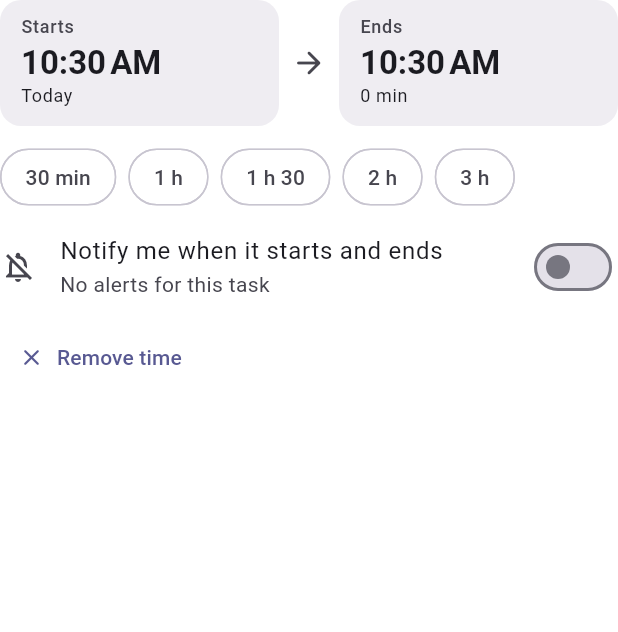
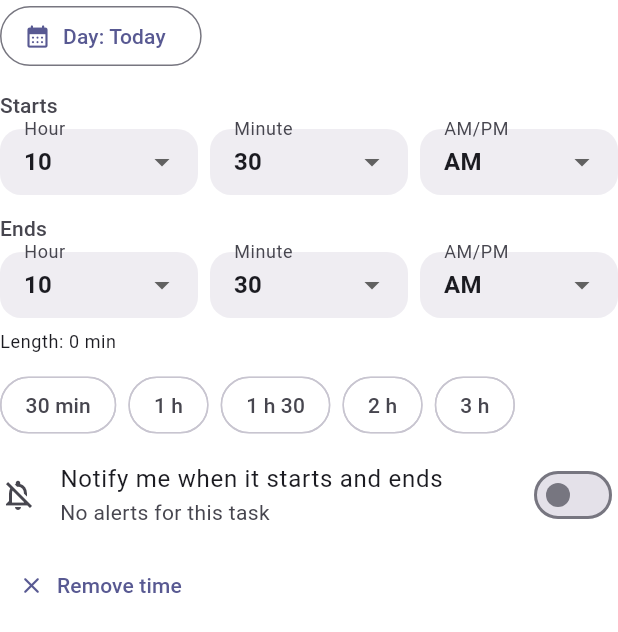
Before and after one commit to simrankaran/to-do-list-app, a Flutter app: the _TimeSlotEditor widget shown alone on an empty page, opened directly with empty values, on a phone screen of 412 x 824 dp. Shown: the top 632 px of the screen. Run offline on Flutter 3.47's test engine with Material 3 defaults, Android fonts, the phone set to English and light mode, and no system bars; our stand-ins replace file_picker, flutter_local_notifications, image_picker, material_ui, supabase_flutter, timezone; missing offline and left inert: home_widget; accounts and stored records are empty.

Commit message:
Choose task times with dropdowns instead of the clock dial
Start and end times each use Hour, Minute (5-minute steps) and AM/PM
dropdowns. 'Set start and end time' adds a one-hour slot directly, and
a Day button moves the slot to another date.

Co-Authored-By: Claude Fable 5.2 <noreply@anthropic.com>

```diff
--- a/lib/features/tasks/task_editor_page.dart
+++ b/lib/features/tasks/task_editor_page.dart
@@ -351,6 +351,7 @@ class _TaskEditorPageState extends State<TaskEditorPage> {
                 endsAt: _endsAt,
                 remind: _remind,
                 today: today,
+                defaultDay: _dueAt,
                 onChanged: (start, end) => setState(() {
                   _startsAt = start;
                   _endsAt = end;
@@ -516,12 +517,16 @@ class _TimeSlotEditor extends StatelessWidget {
     required this.today,
     required this.onChanged,
     required this.onRemindChanged,
+    this.defaultDay,
   });
 
   final DateTime? startsAt;
   final DateTime? endsAt;
   final bool remind;
   final DateTime today;
+
+  /// The task's due day, used for a new time slot.
+  final DateTime? defaultDay;
   final void Function(DateTime? start, DateTime? end) onChanged;
   final ValueChanged<bool> onRemindChanged;
 
@@ -539,54 +544,51 @@ class _TimeSlotEditor extends StatelessWidget {
     return m == 0 ? '$h h' : '$h h $m';
   }
 
-  Future<void> _pickStart(BuildContext context) async {
+  /// Starts a one-hour slot at the next full hour today, or at 9 AM on the
+  /// task's due day when that is another day.
+  void _addSlot() {
+    final day = defaultDay == null ? today : dateOnly(defaultDay!);
+    final now = DateTime.now();
+    final start = day == dateOnly(now)
+        ? DateTime(now.year, now.month, now.day, now.hour + 1)
+        : DateTime(day.year, day.month, day.day, 9);
+    onChanged(start, start.add(const Duration(hours: 1)));
+  }
+
+  /// Moves the slot to another day, keeping its times.
+  Future<void> _pickDay(BuildContext context) async {
+    final start = startsAt!;
     final date = await showDatePicker(
       context: context,
-      initialDate: startsAt ?? today,
+      initialDate: start,
       firstDate: DateTime(2000),
       lastDate: DateTime(2100),
     );
-    if (date == null || !context.mounted) return;
-    final nextHour = DateTime.now().add(const Duration(hours: 1));
-    final time = await showTimePicker(
-      context: context,
-      initialTime: startsAt != null
-          ? TimeOfDay.fromDateTime(startsAt!)
-          : TimeOfDay(hour: nextHour.hour, minute: 0),
-      helpText: 'Start time',
-    );
-    if (time == null) return;
-    final start = DateTime(
+    if (date == null) return;
+    final moved = DateTime(
       date.year,
       date.month,
       date.day,
-      time.hour,
-      time.minute,
+      start.hour,
+      start.minute,
     );
-    // Keep the current length when moving the start; default to one hour.
-    final length = startsAt != null && endsAt != null
+    onChanged(moved, moved.add(_length));
+  }
+
+  Duration get _length => startsAt != null && endsAt != null
       ? endsAt!.difference(startsAt!)
       : const Duration(hours: 1);
-    onChanged(start, start.add(length));
+
+  /// A new start time keeps the slot's length.
+  void _setStart(int hour, int minute) {
+    final s = startsAt!;
+    final start = DateTime(s.year, s.month, s.day, hour, minute);
+    onChanged(start, start.add(_length));
   }
 
-  Future<void> _pickEnd(BuildContext context) async {
+  void _setEnd(int hour, int minute) {
     final start = startsAt!;
-    final time = await showTimePicker(
-      context: context,
-      initialTime: TimeOfDay.fromDateTime(
-        endsAt ?? start.add(const Duration(hours: 1)),
-      ),
-      helpText: 'End time',
-    );
-    if (time == null) return;
-    var end = DateTime(
-      start.year,
-      start.month,
-      start.day,
-      time.hour,
-      time.minute,
-    );
+    var end = DateTime(start.year, start.month, start.day, hour, minute);
     // An end time at or before the start means it runs past midnight.
     if (!end.isAfter(start)) end = end.add(const Duration(days: 1));
     onChanged(start, end);
@@ -601,7 +603,7 @@ class _TimeSlotEditor extends StatelessWidget {
       return Align(
         alignment: Alignment.centerLeft,
         child: OutlinedButton.icon(
-          onPressed: () => _pickStart(context),
+          onPressed: _addSlot,
           icon: const Icon(Icons.schedule_rounded),
           label: const Text('Set start and end time'),
         ),
@@ -613,62 +615,32 @@ class _TimeSlotEditor extends StatelessWidget {
     final length = end.difference(start);
     final time = DateFormat.jm();
 
-    Widget box(String label, String main, String sub, VoidCallback onTap) =>
-        Expanded(
-          child: Material(
-            color: scheme.surfaceContainerHighest.withValues(alpha: 0.6),
-            borderRadius: BorderRadius.circular(14),
-            child: InkWell(
-              borderRadius: BorderRadius.circular(14),
-              onTap: onTap,
-              child: Padding(
-                padding: const EdgeInsets.fromLTRB(14, 10, 14, 12),
-                child: Column(
-                  crossAxisAlignment: CrossAxisAlignment.start,
-                  children: [
-                    Text(
-                      label,
-                      style: theme.textTheme.labelMedium?.copyWith(
+    final caption = theme.textTheme.labelLarge?.copyWith(
       color: scheme.onSurfaceVariant,
-                      ),
-                    ),
-                    const SizedBox(height: 2),
-                    Text(main, style: theme.textTheme.titleLarge),
-                    Text(sub, style: theme.textTheme.bodySmall),
-                  ],
-                ),
-              ),
-            ),
-          ),
     );
 
     return Column(
       crossAxisAlignment: CrossAxisAlignment.start,
       children: [
-        Row(
-          children: [
-            box(
-              'Starts',
-              time.format(start),
-              formatDue(start, today),
-              () => _pickStart(context),
+        OutlinedButton.icon(
+          onPressed: () => _pickDay(context),
+          icon: const Icon(Icons.calendar_month_rounded, size: 18),
+          label: Text('Day: ${formatDue(start, today)}'),
         ),
-            Padding(
-              padding: const EdgeInsets.symmetric(horizontal: 8),
-              child: Icon(
-                Icons.arrow_forward_rounded,
-                color: scheme.onSurfaceVariant,
-              ),
-            ),
-            box(
-              'Ends',
-              time.format(end),
+        const SizedBox(height: 12),
+        Text('Starts', style: caption),
+        const SizedBox(height: 6),
+        _TimeDropdowns(time: start, onChanged: _setStart),
+        const SizedBox(height: 12),
+        Text('Ends', style: caption),
+        const SizedBox(height: 6),
+        _TimeDropdowns(time: end, onChanged: _setEnd),
+        const SizedBox(height: 8),
+        Text(
           dateOnly(end) == dateOnly(start)
-                  ? _label(length)
-                  : 'next day · ${_label(length)}',
-              () => _pickEnd(context),
-            ),
-          ],
+              ? 'Length: ${_label(length)}'
+              : 'Length: ${_label(length)} · ends next day',
+          style: theme.textTheme.bodySmall,
         ),
         const SizedBox(height: 10),
         Wrap(
@@ -703,6 +675,81 @@ class _TimeSlotEditor extends StatelessWidget {
           onPressed: () => onChanged(null, null),
           icon: const Icon(Icons.close_rounded, size: 18),
           label: const Text('Remove time'),
+        ),
+      ],
+    );
+  }
+}
+
+/// A time of day chosen with three dropdowns: hour, minute and AM/PM.
+class _TimeDropdowns extends StatelessWidget {
+  const _TimeDropdowns({required this.time, required this.onChanged});
+
+  final DateTime time;
+
+  /// Called with the chosen hour (0 to 23) and minute.
+  final void Function(int hour, int minute) onChanged;
+
+  @override
+  Widget build(BuildContext context) {
+    final hour12 = time.hour % 12 == 0 ? 12 : time.hour % 12;
+    final isPm = time.hour >= 12;
+    // Five-minute steps, plus the current minute if it falls between them.
+    final minutes = {for (var m = 0; m < 60; m += 5) m, time.minute}.toList()
+      ..sort();
+
+    int to24(int h12, bool pm) => (h12 % 12) + (pm ? 12 : 0);
+
+    Widget dropdown<T>({
+      required String label,
+      required T value,
+      required List<(T, String)> options,
+      required ValueChanged<T> onPicked,
+    }) => Expanded(
+      child: DropdownButtonFormField<T>(
+        // The value also changes from outside (duration chips), so rebuild.
+        key: ValueKey('$label-$value'),
+        initialValue: value,
+        isExpanded: true,
+        decoration: InputDecoration(
+          labelText: label,
+          isDense: true,
+          contentPadding: const EdgeInsets.symmetric(
+            horizontal: 12,
+            vertical: 10,
+          ),
+        ),
+        items: [
+          for (final (v, text) in options)
+            DropdownMenuItem(value: v, child: Text(text)),
+        ],
+        onChanged: (v) {
+          if (v != null) onPicked(v);
+        },
+      ),
+    );
+
+    return Row(
+      children: [
+        dropdown<int>(
+          label: 'Hour',
+          value: hour12,
+          options: [for (var h = 1; h <= 12; h++) (h, '$h')],
+          onPicked: (h) => onChanged(to24(h, isPm), time.minute),
+        ),
+        const SizedBox(width: 8),
+        dropdown<int>(
+          label: 'Minute',
+          value: time.minute,
+          options: [for (final m in minutes) (m, m.toString().padLeft(2, '0'))],
+          onPicked: (m) => onChanged(time.hour, m),
+        ),
+        const SizedBox(width: 8),
+        dropdown<bool>(
+          label: 'AM/PM',
+          value: isPm,
+          options: const [(false, 'AM'), (true, 'PM')],
+          onPicked: (pm) => onChanged(to24(hour12, pm), time.minute),
         ),
       ],
     );
```
Lines whose indentation alone changed are shown as unchanged.
